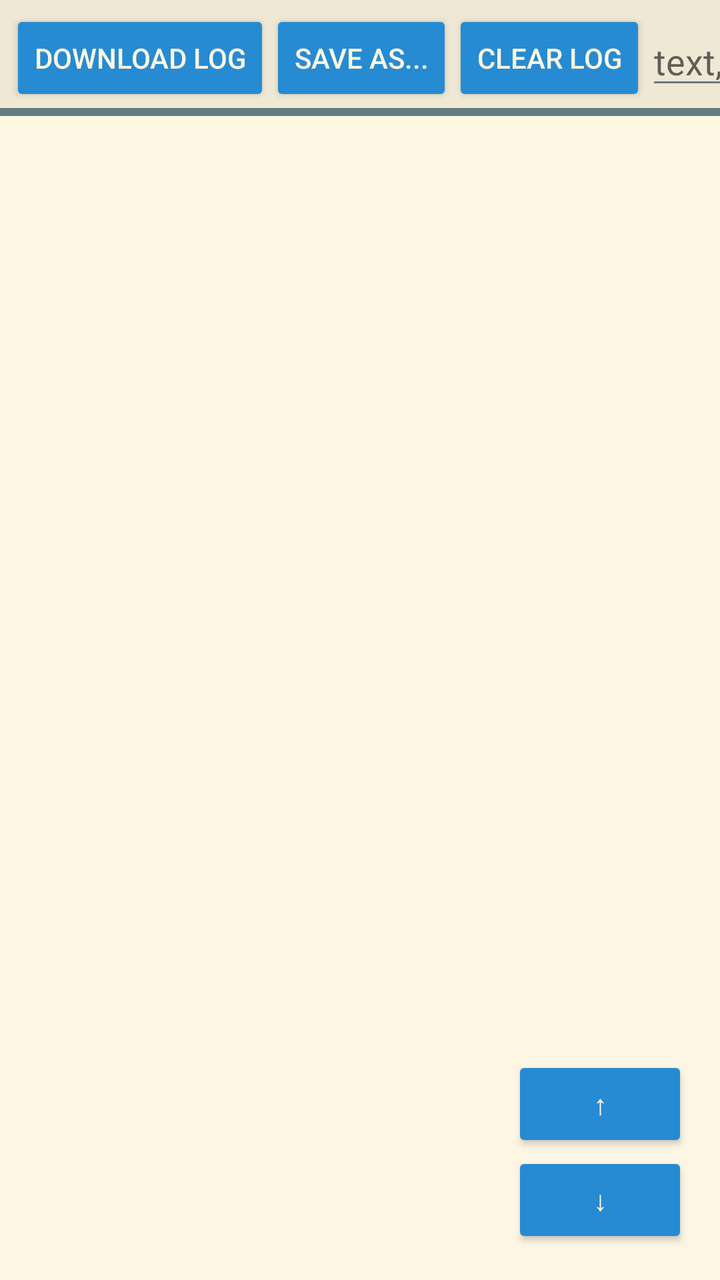
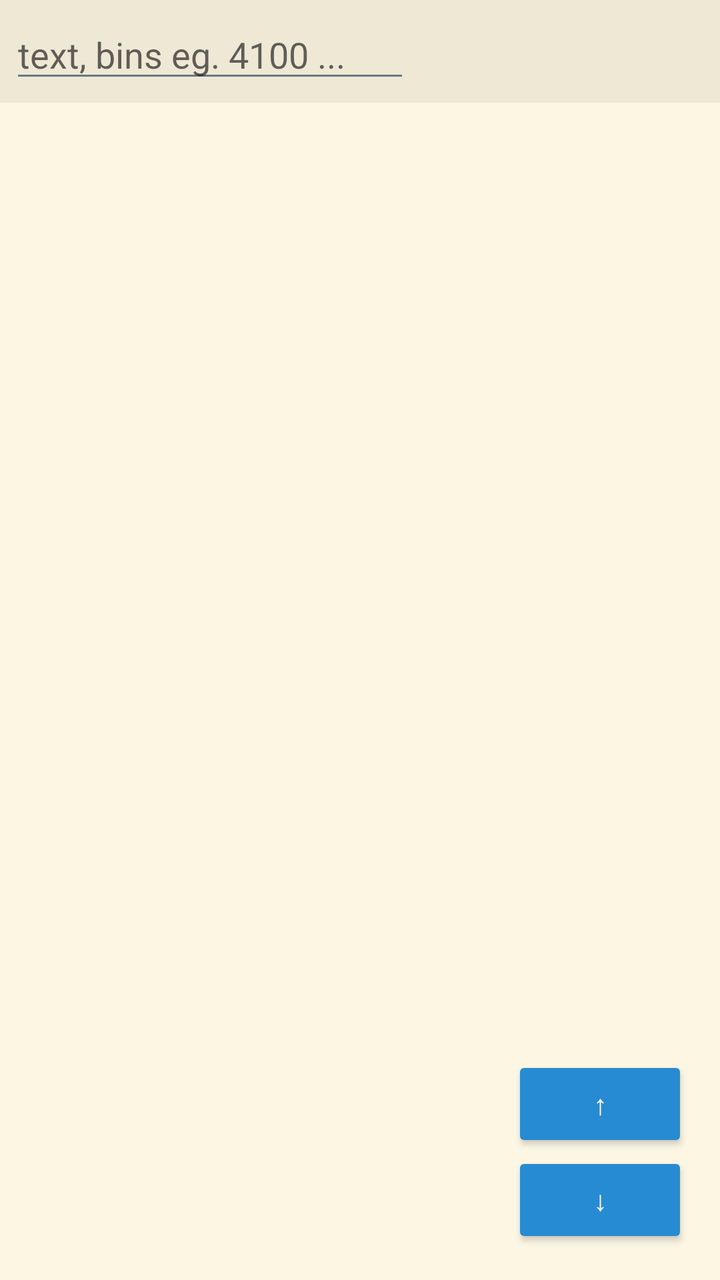

Before-and-after screenshots of an Android layout around one commit, followed by the original layout XML and the change that was made.
<!-- AndroidManifest.xml: application theme Theme.Solarized -->
<!-- res/layout/log.xml -->
<FrameLayout xmlns:android="http://schemas.android.com/apk/res/android"
    android:layout_width="match_parent"
    android:layout_height="match_parent">

    
    <LinearLayout
        android:id="@+id/vertical"
        android:layout_width="match_parent"
        android:layout_height="match_parent"
        android:orientation="vertical">

        
        <HorizontalScrollView
            android:layout_width="match_parent"
            android:layout_height="wrap_content"
            android:fillViewport="true"
            android:scrollbars="none">

            <LinearLayout
                android:id="@+id/buttonsRow"
                android:layout_width="wrap_content"
                android:layout_height="wrap_content"
                android:orientation="horizontal"
                android:gravity="center_vertical"
                android:background="@drawable/toolbar_with_border"
                android:padding="5dp">

                <Button
                    android:id="@+id/btnDownload"
                    android:layout_width="wrap_content"
                    android:layout_height="wrap_content"
                    android:text="@string/log_btnDownload" />

                <Button
                    android:id="@+id/btnSave"
                    android:layout_width="wrap_content"
                    android:layout_height="wrap_content"
                    android:text="@string/log_btnSave" />

                <Button
                    android:id="@+id/btnClear"
                    android:layout_width="wrap_content"
                    android:layout_height="wrap_content"
                    android:text="@string/log_btnClear" />
                
                <EditText
                    android:id="@+id/log_search"
                    android:layout_width="200dp"
                    android:layout_height="wrap_content"
                    android:hint="@string/log_search_hint"
                    android:inputType="textNoSuggestions"
                    android:imeOptions="flagNoPersonalizedLearning"
                    android:singleLine="true"/>
                
            </LinearLayout>
        </HorizontalScrollView>

        
        <androidx.recyclerview.widget.RecyclerView
            android:id="@+id/rvLogs"
            android:layout_width="match_parent"
            android:layout_height="0dp"
            android:layout_weight="1"
            android:focusable="true"
            android:scrollbars="vertical"
            android:focusableInTouchMode="true" />
    </LinearLayout>

    
    <LinearLayout
        android:id="@+id/overlayButtons"
        android:layout_width="wrap_content"
        android:layout_height="wrap_content"
        android:orientation="vertical"
        android:layout_gravity="end|bottom"
        android:padding="8dp"
        android:elevation="6dp"
        android:layout_marginEnd="8dp"
        android:layout_marginBottom="8dp">

        <Button
            android:id="@+id/btnUp"
            android:layout_width="wrap_content"
            android:layout_height="wrap_content"
            android:text="@string/log_btnUp" />

        <Button
            android:id="@+id/btnDown"
            android:layout_width="wrap_content"
            android:layout_height="wrap_content"
            android:text="@string/log_btnDown" />
    </LinearLayout>

</FrameLayout>
<!-- resources referenced by this layout -->
<resources>
  <!-- drawable toolbar_with_border (drawable) -->
  <layer-list xmlns:android="http://schemas.android.com/apk/res/android">
  
      <item>
          <shape>
              <solid android:color="?attr/colorPrimary"/>
          </shape>
      </item>
  
      <item
          android:gravity="bottom"
          android:top="54dp"> 
          <shape>
              <solid android:color="?attr/android:textColor"/>
          </shape>
      </item>
  
  </layer-list>
  <string name="log_btnClear">Clear log</string>
  <string name="log_btnDown">↓</string>
  <string name="log_btnDownload">Download log</string>
  <string name="log_btnSave">Save as...</string>
  <string name="log_btnUp">↑</string>
  <string name="log_search_hint">text, bins eg. 4100 ...</string>
  <color name="sol_base2">#eee8d5</color>
  <color name="sol_base3">#fdf6e3</color>
  <color name="sol_blue">#268bd2</color>
  <color name="sol_green">#859900</color>
  <color name="sol_yellow">#b58900</color>
  <color name="sol_red">#dc322f</color>
  <color name="sol_base00">#657b83</color>
  <color name="sol_base01">#586e75</color>
  <style name="Solarized.TextView.Light" parent="TextAppearance.AppCompat">
          <item name="android:textColor">@color/sol_base00</item>
      </style>
  <style name="Solarized.EditText.Light" parent="Widget.AppCompat.EditText">
          <item name="backgroundTint">@color/sol_base1</item>
          <item name="android:textColor">@color/sol_base00</item>
          <item name="android:textColorHint">@color/sol_base01</item>
          <item name="android:backgroundTint">@color/sol_base1</item>
      </style>
  <style name="Solarized.Button.Light" parent="Widget.AppCompat.Button">
          <item name="android:textColor">@color/sol_base3</item>
          <item name="android:backgroundTint">@color/sol_blue</item>
      </style>
  <style name="Solarized.CheckBox.Light" parent="Widget.AppCompat.CompoundButton.CheckBox">
          <item name="android:textColor">@color/sol_base00</item>
          <item name="buttonTint">@color/sol_cyan</item>
      </style>
  <style name="Solarized.TextView.AlertDialog.Light" parent="Theme.AppCompat.Dialog.Alert">
          <item name="android:background">@color/sol_base2</item>
          <item name="android:textColor">@color/sol_base00</item>
          <item name="android:textColorPrimary">@color/sol_base00</item>
          <item name="android:textColorSecondary">@color/sol_base01</item>
          <item name="colorAccent">@color/sol_blue</item>
      </style>
  <style name="Solarized.Dialog" parent="Theme.AppCompat.Light.Dialog.Alert">
          <item name="android:windowBackground">@color/sol_base2</item>
          <item name="android:colorBackground">@color/sol_base2</item>
          <item name="android:textColor">@color/sol_base00</item>
          <item name="android:textColorPrimary">@color/sol_base00</item>
          <item name="android:textColorSecondary">@color/sol_base01</item>
          <item name="colorAccent">@color/sol_blue</item>
          <item name="android:windowBackground">@color/sol_base2</item>
          <item name="colorControlNormal">@color/sol_base01</item>
          <item name="colorControlActivated">@color/sol_blue</item>
          <item name="android:editTextStyle">@style/Solarized.EditText.Light</item>
          <item name="editTextStyle">@style/Solarized.EditText.Light</item>
      </style>
  <color name="sol_base1">#93a1a1</color>
  <color name="sol_cyan">#2aa198</color>
  <!-- unchanged entries left out for length: 1 -->
</resources>

<!-- the commit's change to res/layout/log.xml (unified diff, before → after) -->
@@ -17,31 +17,13 @@
             android:scrollbars="none">
 
             <LinearLayout
-                android:id="@+id/buttonsRow"
+                android:id="@+id/log_top_bar"
                 android:layout_width="wrap_content"
                 android:layout_height="wrap_content"
                 android:orientation="horizontal"
                 android:gravity="center_vertical"
                 android:background="@drawable/toolbar_with_border"
                 android:padding="5dp">
-
-                <Button
-                    android:id="@+id/btnDownload"
-                    android:layout_width="wrap_content"
-                    android:layout_height="wrap_content"
-                    android:text="@string/log_btnDownload" />
-
-                <Button
-                    android:id="@+id/btnSave"
-                    android:layout_width="wrap_content"
-                    android:layout_height="wrap_content"
-                    android:text="@string/log_btnSave" />
-
-                <Button
-                    android:id="@+id/btnClear"
-                    android:layout_width="wrap_content"
-                    android:layout_height="wrap_content"
-                    android:text="@string/log_btnClear" />
                 
                 <EditText
                     android:id="@+id/log_search"
<!-- resource entries referenced after the edit -->
@@ -18,10 +18,7 @@
       </item>
   
   </layer-list>
-  <string name="log_btnClear">Clear log</string>
   <string name="log_btnDown">↓</string>
-  <string name="log_btnDownload">Download log</string>
-  <string name="log_btnSave">Save as...</string>
   <string name="log_btnUp">↑</string>
   <string name="log_search_hint">text, bins eg. 4100 ...</string>
   <color name="sol_base2">#eee8d5</color>
